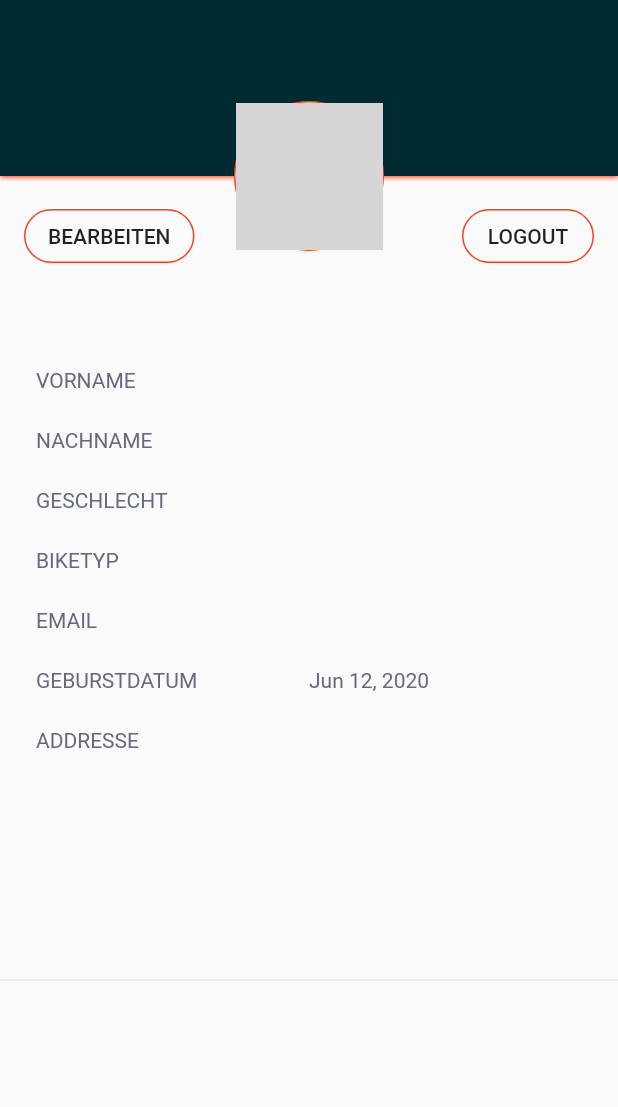
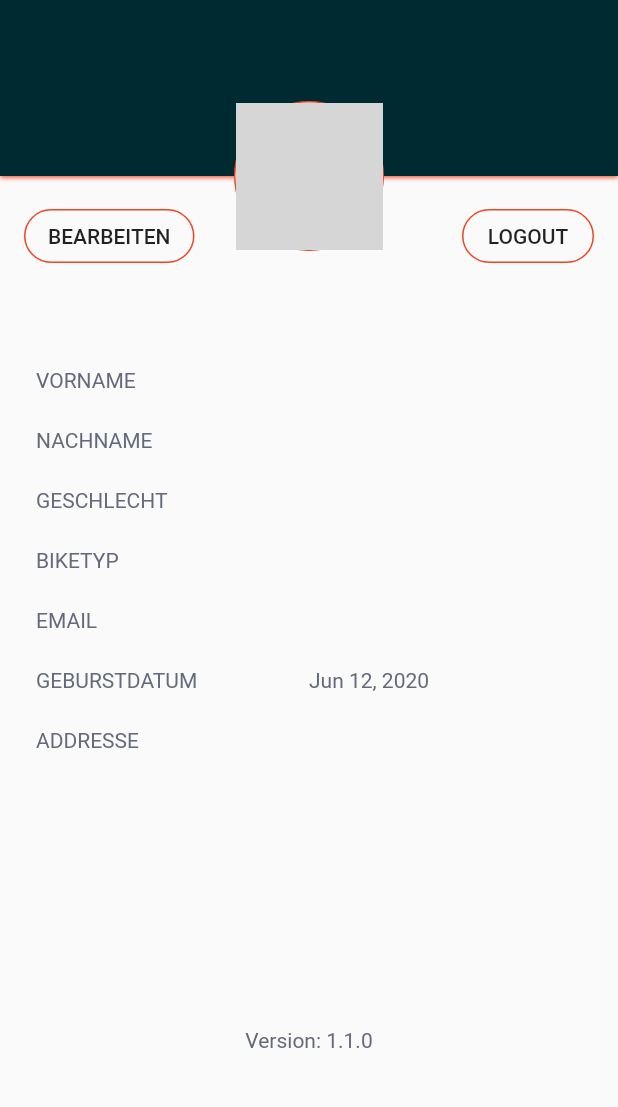
Before and after one commit to GemNova/Ride-with-Passion, a Flutter app: the ProfileScreen screen opened directly, on a phone screen of 412 x 824 dp, the part 58-1165 px from its top. Run offline on Flutter 3.47's test engine with Material 2 defaults, Android fonts, the phone set to English and light mode, and no system bars; our stand-ins replace auto_size_text, cached_network_image, carousel_slider, cloud_firestore, firebase_auth, firebase_storage and 17 more; missing offline and left inert: draggable_scrollbar; accounts and stored records are empty; generated files the repository leaves out were written again; network calls fail; grey boxes are pictures that could not be loaded.

Commit message:
update version

```diff
--- a/ride_with_passion/lib/views/screens/profile_screen.dart
+++ b/ride_with_passion/lib/views/screens/profile_screen.dart
@@ -1,4 +1,5 @@
 import 'package:flutter/material.dart';
+import 'package:package_info/package_info.dart';
 import 'package:provider_architecture/provider_architecture.dart';
 import 'package:ride_with_passion/models/user.dart';
 import 'package:ride_with_passion/styles.dart';
@@ -79,8 +80,19 @@ class ProfileScreen extends StatelessWidget {
                 return Container();
               }),
           bigSpace,
-          Divider(),
+          // Divider(),
           bigSpace,
+          FutureBuilder<PackageInfo>(
+            future: PackageInfo.fromPlatform(),
+            builder:
+                (BuildContext context, AsyncSnapshot<PackageInfo> snapshot) {
+              if (snapshot.hasData) {
+                return Text("Version: ${snapshot.data.version}");
+              } else {
+                return Container();
+              }
+            },
+          ),
           // Text("Meine Zeiten"),
           // ListView.separated(
           //     padding: EdgeInsets.only(right: 20),
--- a/ride_with_passion/pubspec.yaml
+++ b/ride_with_passion/pubspec.yaml
@@ -1,7 +1,7 @@
 name: ride_with_passion
 description: A new Flutter project.
 
-version: 1.0.5+01000501
+version: 1.1.0+01010001
 
 environment:
   sdk: ">=2.6.0 <3.0.0"
@@ -90,6 +90,8 @@ dependencies:
 
   intl: ^0.16.1
 
+  package_info: ^0.4.1
+
 dev_dependencies:
   flutter_test:
     sdk: flutter
```
